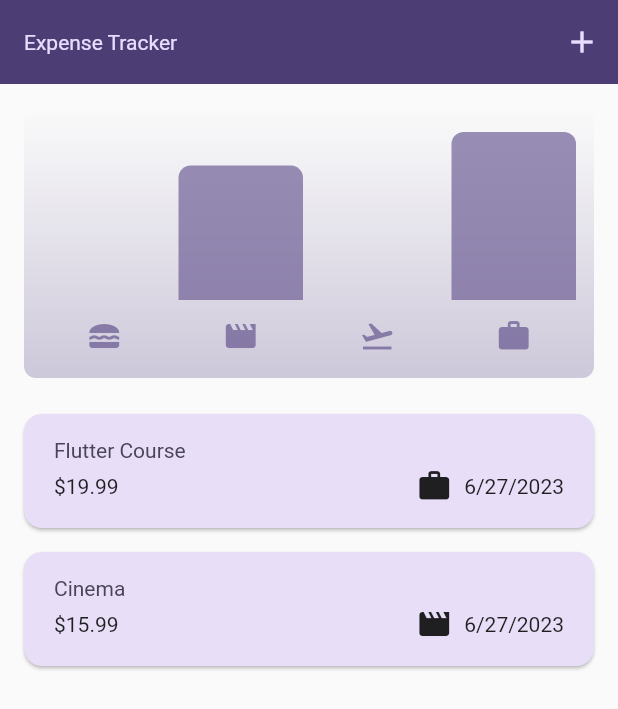
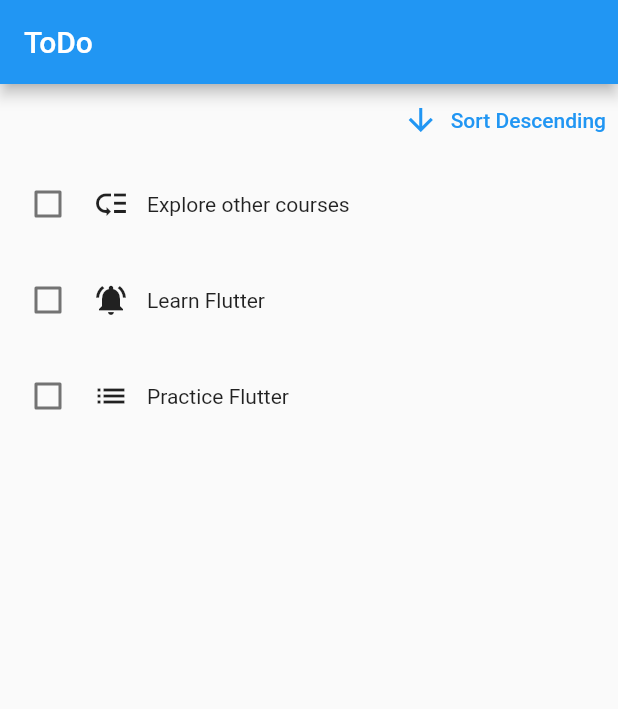
Before and after one commit to GauravRoy-20/udemy_flutter, a Flutter app: the screen it shows after launch, on a phone screen of 412 x 824 dp. Shown: the top 709 px of the screen. Run offline on Flutter 3.47's test engine with Material 2 defaults, Android fonts, the phone set to English and light mode, and no system bars; our stand-ins replace google_fonts.

Commit message:
complete todo

```diff
--- a/lib/main.dart
+++ b/lib/main.dart
@@ -1,8 +1,8 @@
 import "package:flutter/material.dart";
-import "package:udemy_flutter/expense_tracker/expense_tracker.dart";
+import "package:udemy_flutter/todo/todo.dart";
 
 void main() {
   runApp(
-    const ExpenseTracker(),
+    const ToDo(),
   );
 }
--- /dev/null
+++ b/lib/todo/screens/todo_screen.dart
@@ -0,0 +1,20 @@
+import 'package:flutter/material.dart';
+import 'package:udemy_flutter/todo/widgets/keys/keys.dart';
+import 'package:udemy_flutter/todo/widgets/ui_updates_demo.dart';
+
+class ToDoScreen extends StatelessWidget {
+  const ToDoScreen({super.key});
+
+  @override
+  Widget build(BuildContext context) {
+    return Scaffold(
+      appBar: AppBar(
+        title: const Text(
+          "ToDo",
+        ),
+      ),
+      body: const Keys(),
+      // const UIUpdatesDemo(),
+    );
+  }
+}
--- /dev/null
+++ b/lib/todo/todo.dart
@@ -0,0 +1,13 @@
+import 'package:flutter/material.dart';
+import 'package:udemy_flutter/todo/screens/todo_screen.dart';
+
+class ToDo extends StatelessWidget {
+  const ToDo({super.key});
+
+  @override
+  Widget build(BuildContext context) {
+    return const MaterialApp(
+      home: ToDoScreen(),
+    );
+  }
+}
--- /dev/null
+++ b/lib/todo/widgets/keys/checkable_todo_item.dart
@@ -0,0 +1,50 @@
+import 'package:flutter/material.dart';
+
+enum Priority { urgent, normal, low }
+
+class CheckableTodoItem extends StatefulWidget {
+  const CheckableTodoItem(this.text, this.priority, {super.key});
+
+  final String text;
+  final Priority priority;
+
+  @override
+  State<CheckableTodoItem> createState() => _CheckableTodoItemState();
+}
+
+class _CheckableTodoItemState extends State<CheckableTodoItem> {
+  var _done = false;
+
+  void _setDone(bool? isChecked) {
+    setState(() {
+      _done = isChecked ?? false;
+    });
+  }
+
+  @override
+  Widget build(BuildContext context) {
+    var icon = Icons.low_priority;
+
+    if (widget.priority == Priority.urgent) {
+      icon = Icons.notifications_active;
+    }
+
+    if (widget.priority == Priority.normal) {
+      icon = Icons.list;
+    }
+
+    return Padding(
+      padding: const EdgeInsets.all(8),
+      child: Row(
+        crossAxisAlignment: CrossAxisAlignment.center,
+        children: [
+          Checkbox(value: _done, onChanged: _setDone),
+          const SizedBox(width: 6),
+          Icon(icon),
+          const SizedBox(width: 12),
+          Text(widget.text),
+        ],
+      ),
+    );
+  }
+}
--- /dev/null
+++ b/lib/todo/widgets/keys/keys.dart
@@ -0,0 +1,85 @@
+import 'package:flutter/material.dart';
+import 'package:udemy_flutter/todo/widgets/keys/checkable_todo_item.dart';
+// import 'package:udemy_flutter/todo/widgets/keys/todo_item.dart';
+
+class Todo {
+  const Todo(this.text, this.priority);
+
+  final String text;
+  final Priority priority;
+}
+
+class Keys extends StatefulWidget {
+  const Keys({super.key});
+
+  @override
+  State<Keys> createState() {
+    return _KeysState();
+  }
+}
+
+class _KeysState extends State<Keys> {
+  var _order = 'asc';
+  final _todos = [
+    const Todo(
+      'Learn Flutter',
+      Priority.urgent,
+    ),
+    const Todo(
+      'Practice Flutter',
+      Priority.normal,
+    ),
+    const Todo(
+      'Explore other courses',
+      Priority.low,
+    ),
+  ];
+
+  List<Todo> get _orderedTodos {
+    final sortedTodos = List.of(_todos);
+    sortedTodos.sort((a, b) {
+      final bComesAfterA = a.text.compareTo(b.text);
+      return _order == 'asc' ? bComesAfterA : -bComesAfterA;
+    });
+    return sortedTodos;
+  }
+
+  void _changeOrder() {
+    setState(() {
+      _order = _order == 'asc' ? 'desc' : 'asc';
+    });
+  }
+
+  @override
+  Widget build(BuildContext context) {
+    return Column(
+      children: [
+        Align(
+          alignment: Alignment.centerRight,
+          child: TextButton.icon(
+            onPressed: _changeOrder,
+            icon: Icon(
+              _order == 'asc' ? Icons.arrow_downward : Icons.arrow_upward,
+            ),
+            label: Text('Sort ${_order == 'asc' ? 'Descending' : 'Ascending'}'),
+          ),
+        ),
+        Expanded(
+          child: Column(
+            children: [
+              // for (final todo in _orderedTodos) TodoItem(todo.text, todo.priority),
+              for (final todo in _orderedTodos)
+                // TodoItem
+                CheckableTodoItem(
+                  key: ObjectKey(todo),
+                  // ValueKey(todo.text),
+                  todo.text,
+                  todo.priority,
+                ),
+            ],
+          ),
+        ),
+      ],
+    );
+  }
+}
```
Also changed, not shown: lib/todo/widgets/demo_buttons.dart (added, +42 -0 lines), lib/todo/widgets/keys/todo_item.dart (added, +34 -0 lines), lib/todo/widgets/ui_updates_demo.dart (added, +35 -0 lines).
